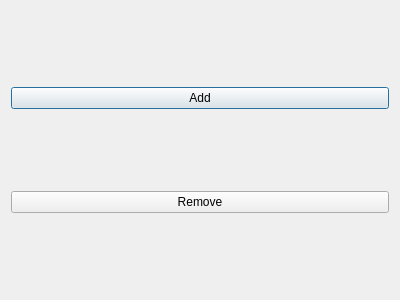
Qt form simpleDaD/simpleDandD/dialog.ui (DawidMaciazek/qtTutorials) before a commit.
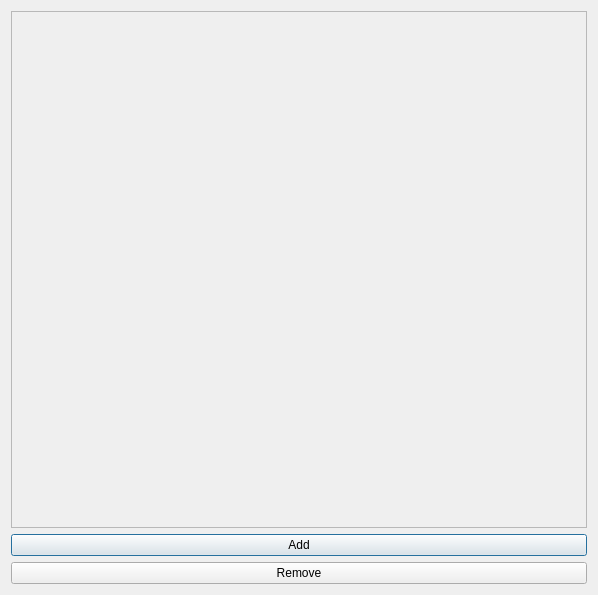
The same form after that commit.

Diff of the .ui file:
```diff
--- a/simpleDaD/simpleDandD/dialog.ui
+++ b/simpleDaD/simpleDandD/dialog.ui
@@ -6,25 +6,44 @@
    <rect>
     <x>0</x>
     <y>0</y>
-    <width>400</width>
-    <height>300</height>
+    <width>598</width>
+    <height>595</height>
    </rect>
   </property>
   <property name="windowTitle">
    <string>Dialog</string>
   </property>
-  <layout class="QVBoxLayout" name="verticalLayout">
-   <item>
-    <layout class="QHBoxLayout" name="horizontalLayout"/>
-   </item>
-   <item>
+  <layout class="QGridLayout" name="gridLayout_2">
+   <item row="1" column="0">
     <widget class="QPushButton" name="pushButton">
      <property name="text">
       <string>Add</string>
      </property>
     </widget>
    </item>
-   <item>
+   <item row="0" column="0">
+    <widget class="QScrollArea" name="scrollArea">
+     <property name="widgetResizable">
+      <bool>true</bool>
+     </property>
+     <widget class="QWidget" name="scrollAreaWidgetContents">
+      <property name="geometry">
+       <rect>
+        <x>0</x>
+        <y>0</y>
+        <width>578</width>
+        <height>517</height>
+       </rect>
+      </property>
+      <layout class="QGridLayout" name="gridLayout_3">
+       <item row="0" column="0">
+        <layout class="QGridLayout" name="gridLayout"/>
+       </item>
+      </layout>
+     </widget>
+    </widget>
+   </item>
+   <item row="2" column="0">
     <widget class="QPushButton" name="pushButton_2">
      <property name="text">
       <string>Remove</string>
```
